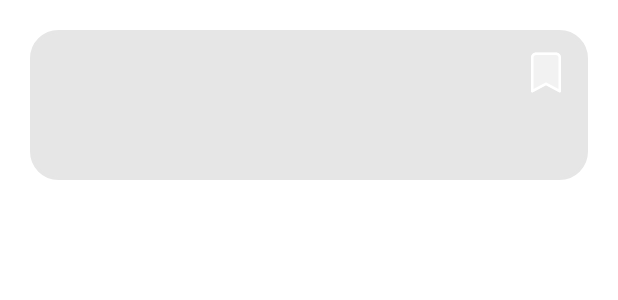
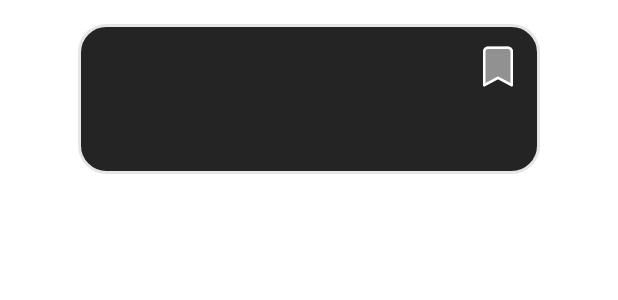
Before and after one commit to SOPKATHON-FIVE/FIVE-ANDROID, an Android app: the layout item_daily_list.xml on its own in the app's theme, with its tools: preview values and no code run, on a phone screen of 412 x 824 dp. Shown: the top 300 px of the screen. Run offline under Robolectric (Android 15) with nearby library versions, the phone set to English and light mode, and no system bars.

```diff
--- /dev/null
+++ b/app/src/main/java/org/sopt/sopkathon5/andorid/data/service/ApiService.kt
@@ -0,0 +1,5 @@
+package org.sopt.sopkathon5.andorid.data.service
+
+interface ApiService {
+
+}
--- /dev/null
+++ b/app/src/main/res/drawable/ic_property_1_bookmark__property_2_default.xml
@@ -0,0 +1,14 @@
+<vector xmlns:android="http://schemas.android.com/apk/res/android"
+    android:width="48dp"
+    android:height="48dp"
+    android:viewportWidth="48"
+    android:viewportHeight="48">
+  <path
+      android:pathData="M14,14.333C14,13.449 14.351,12.601 14.976,11.976C15.601,11.351 16.449,11 17.333,11H30.667C31.551,11 32.399,11.351 33.024,11.976C33.649,12.601 34,13.449 34,14.333V36.833C34,36.984 33.959,37.132 33.882,37.261C33.804,37.391 33.693,37.496 33.56,37.568C33.427,37.639 33.277,37.673 33.127,37.665C32.976,37.658 32.831,37.61 32.705,37.527L24,32.835L15.295,37.527C15.17,37.61 15.024,37.658 14.873,37.665C14.723,37.673 14.573,37.639 14.44,37.568C14.307,37.496 14.196,37.391 14.118,37.261C14.041,37.132 14,36.984 14,36.833V14.333ZM17.333,12.667C16.891,12.667 16.467,12.842 16.155,13.155C15.842,13.467 15.667,13.891 15.667,14.333V35.277L23.538,31.14C23.675,31.049 23.836,31 24,31C24.164,31 24.325,31.049 24.462,31.14L32.333,35.277V14.333C32.333,13.891 32.158,13.467 31.845,13.155C31.533,12.842 31.109,12.667 30.667,12.667H17.333Z"
+      android:fillColor="#ffffff"/>
+  <path
+      android:pathData="M14,14.33V36.805C14,36.95 14.038,37.091 14.109,37.217C14.181,37.343 14.284,37.448 14.408,37.521C14.533,37.595 14.674,37.635 14.819,37.638C14.964,37.64 15.106,37.605 15.233,37.536L24,32.758L32.767,37.536C32.894,37.605 33.036,37.64 33.181,37.638C33.326,37.635 33.467,37.595 33.592,37.521C33.716,37.448 33.819,37.343 33.891,37.217C33.963,37.091 34,36.95 34,36.805V14.33C34,13.447 33.649,12.6 33.024,11.975C32.399,11.351 31.551,11 30.667,11H17.333C16.449,11 15.601,11.351 14.976,11.975C14.351,12.6 14,13.447 14,14.33V14.33Z"
+      android:strokeAlpha="0.5"
+      android:fillColor="#ffffff"
+      android:fillAlpha="0.5"/>
+</vector>
--- /dev/null
+++ b/app/src/main/res/drawable/ic_vector.xml
@@ -0,0 +1,9 @@
+<vector xmlns:android="http://schemas.android.com/apk/res/android"
+    android:width="20dp"
+    android:height="27dp"
+    android:viewportWidth="20"
+    android:viewportHeight="27">
+  <path
+      android:pathData="M0,3.33V25.805C-0,25.949 0.037,26.091 0.109,26.217C0.181,26.343 0.284,26.448 0.408,26.521C0.533,26.595 0.674,26.635 0.819,26.638C0.964,26.64 1.106,26.605 1.233,26.536L10,21.758L18.767,26.536C18.894,26.605 19.037,26.64 19.181,26.638C19.326,26.635 19.467,26.595 19.592,26.521C19.716,26.448 19.819,26.343 19.891,26.217C19.962,26.091 20,25.949 20,25.805V3.33C20,2.447 19.649,1.6 19.024,0.975C18.399,0.351 17.551,0 16.667,0L3.333,0C2.449,0 1.601,0.351 0.976,0.975C0.351,1.6 0,2.447 0,3.33V3.33Z"
+      android:fillColor="#49CE7F"/>
+</vector>
--- a/app/src/main/res/drawable/selector_point.xml
+++ b/app/src/main/res/drawable/selector_point.xml
@@ -1,5 +1,5 @@
 <?xml version="1.0" encoding="utf-8"?>
 <selector xmlns:android="http://schemas.android.com/apk/res/android">
-    <item android:drawable="@drawable/ic_icon" android:state_selected="true"/>
-    <item android:drawable="@drawable/ic_icon" android:state_selected="false"/>
+    <item android:drawable="@drawable/ic_property_1_bookmark__property_2_default" android:state_selected="false"/>
+    <item android:drawable="@drawable/ic_vector" android:state_selected="true"/>
 </selector>
--- a/app/src/main/res/drawable/shape_rectangle.xml
+++ b/app/src/main/res/drawable/shape_rectangle.xml
@@ -5,5 +5,5 @@
         android:width="2dp"/>
     <corners
         android:radius="18sp"/>
-    <solid android:color="@color/gray"/>
+    <solid android:color="@color/black"/>
 </shape>
--- a/app/src/main/res/layout/fragment_home.xml
+++ b/app/src/main/res/layout/fragment_home.xml
@@ -10,6 +10,7 @@
     <androidx.constraintlayout.widget.ConstraintLayout
         android:layout_width="match_parent"
         android:layout_height="match_parent"
+        android:background="@color/bg"
         tools:context=".ui.home.HomeFragment">
 
         <androidx.constraintlayout.widget.ConstraintLayout
--- a/app/src/main/res/layout/item_daily_list.xml
+++ b/app/src/main/res/layout/item_daily_list.xml
@@ -12,16 +12,21 @@
     <androidx.constraintlayout.widget.ConstraintLayout
         android:layout_width="match_parent"
         android:layout_height="wrap_content"
-        android:layout_paddingHorizontal="32dp">
+
+        android:paddingHorizontal="32dp">
+
         <ImageView
             android:id="@+id/iv_main"
             android:layout_width="match_parent"
             android:layout_height="100dp"
+            android:layout_marginHorizontal="20dp"
+            android:layout_marginTop="16dp"
+            android:background="@drawable/shape_rectangle"
             app:layout_constraintTop_toTopOf="parent"
-            android:layout_marginHorizontal="20dp"
-            android:layout_marginTop="20dp"
-            android:background="@drawable/shape_rectangle"/>
+            tools:layout_editor_absoluteX="52dp" />
+
         <ImageButton
+            android:id="@+id/btn_point"
             android:layout_width="wrap_content"
             android:layout_height="wrap_content"
             android:background="@drawable/selector_point"
@@ -41,6 +46,7 @@
             app:layout_constraintTop_toBottomOf="@+id/iv_main"
             android:layout_marginTop="16dp"
             android:maxLength="14"
+            android:maxLines="2"
             android:textColor="@color/black"/>
 
         <androidx.recyclerview.widget.RecyclerView
--- a/app/src/main/res/layout/item_todo_list.xml
+++ b/app/src/main/res/layout/item_todo_list.xml
@@ -25,7 +25,7 @@
             android:layout_width="0dp"
             android:layout_height="wrap_content"
             android:layout_marginStart="8dp"
-            android:maxLines="1"
+            android:maxLines="2"
             android:text="할 일이 들어갑니다"
             android:textColor="@color/black"
             android:textFontWeight="500"
```
Also changed, not shown: app/src/main/java/org/sopt/sopkathon5/andorid/ui/home/DailyAdapter.kt (+11 -3 lines), app/src/main/java/org/sopt/sopkathon5/andorid/ui/home/HomeFragment.kt (+12 -0 lines).
